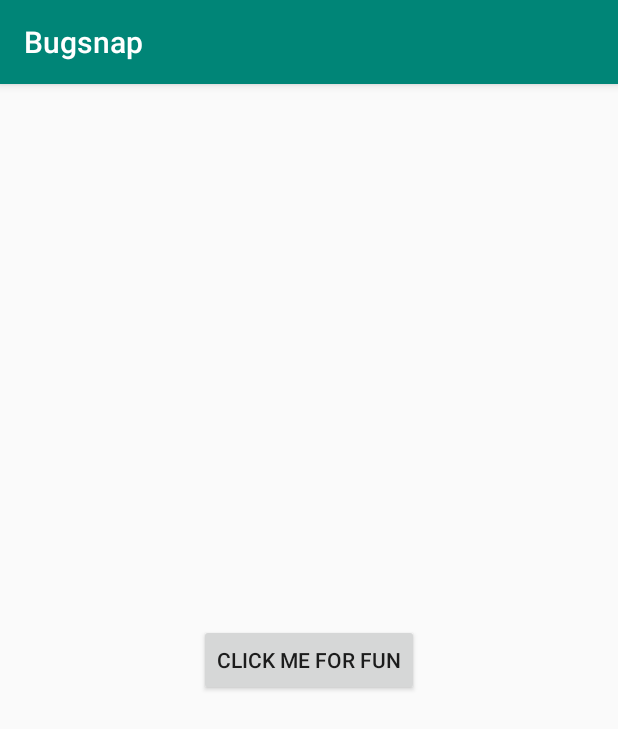
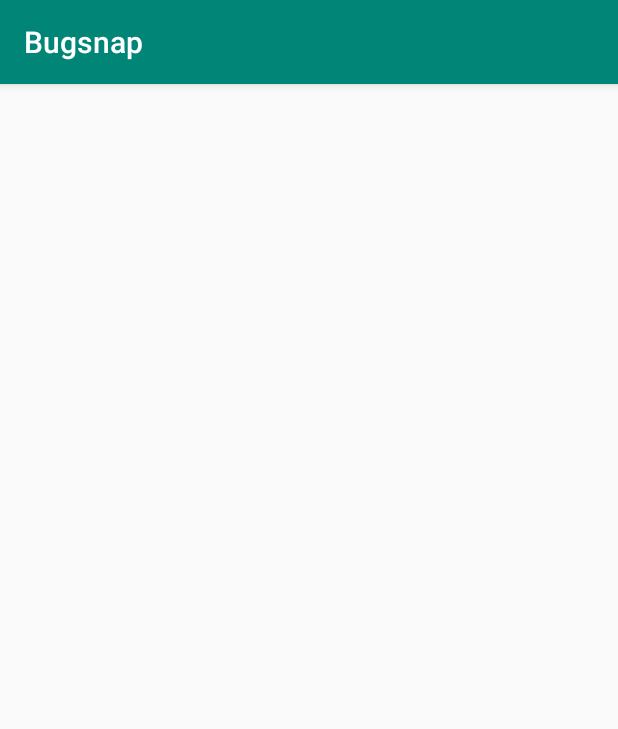
Before and after one commit to GrioSF/bugsnap-android, an Android app: the screen it shows after launch (MainActivity), on a phone screen of 412 x 824 dp. Shown: the top 729 px of the screen. Run offline under Robolectric (Android 15) with nearby library versions, the phone set to English and light mode, and no system bars.

Commit message:
Removes button used for debugging

```diff
--- a/app/src/main/res/layout/activity_main.xml
+++ b/app/src/main/res/layout/activity_main.xml
@@ -17,14 +17,4 @@
             app:layout_constraintRight_toRightOf="parent"
             app:layout_constraintTop_toTopOf="parent"/>
 
-    <Button
-            android:id="@+id/debugButton"
-            android:layout_width="wrap_content"
-            android:layout_height="wrap_content"
-            app:layout_constraintStart_toStartOf="parent"
-            app:layout_constraintEnd_toEndOf="parent"
-            app:layout_constraintTop_toTopOf="parent"
-            app:layout_constraintBottom_toBottomOf="parent"
-            android:text="Click me for fun"/>
-
 </androidx.constraintlayout.widget.ConstraintLayout>
```
Also changed, not shown: app/src/main/java/com/grio/bugsnap/MainActivity.kt (+0 -17 lines).
